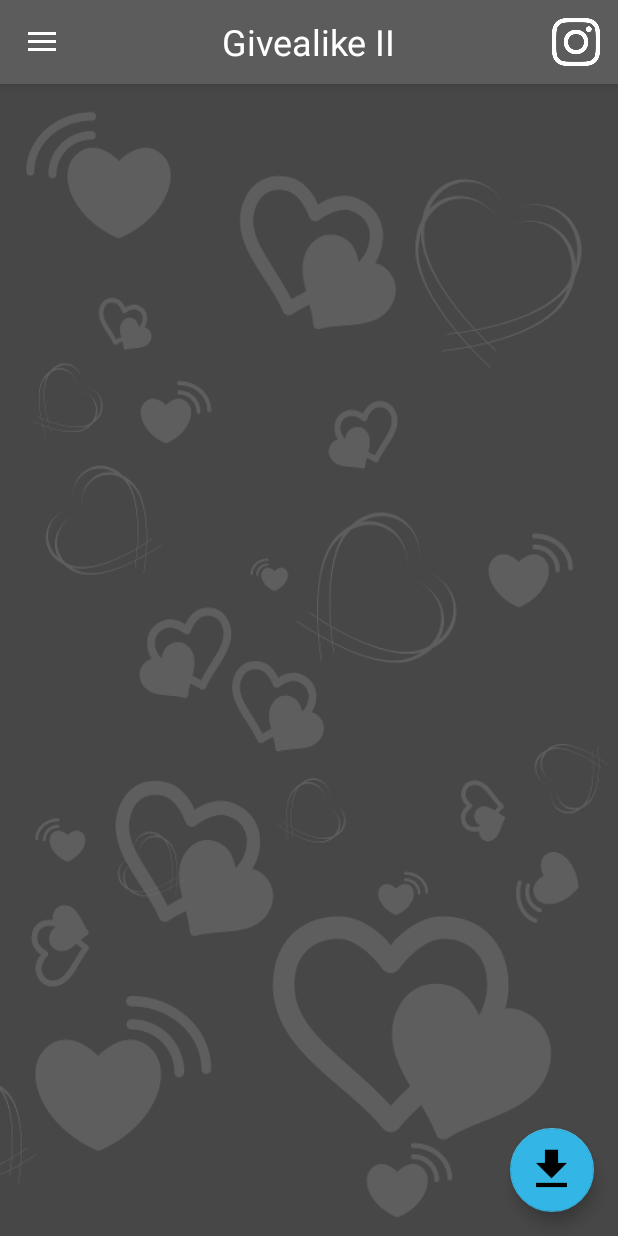
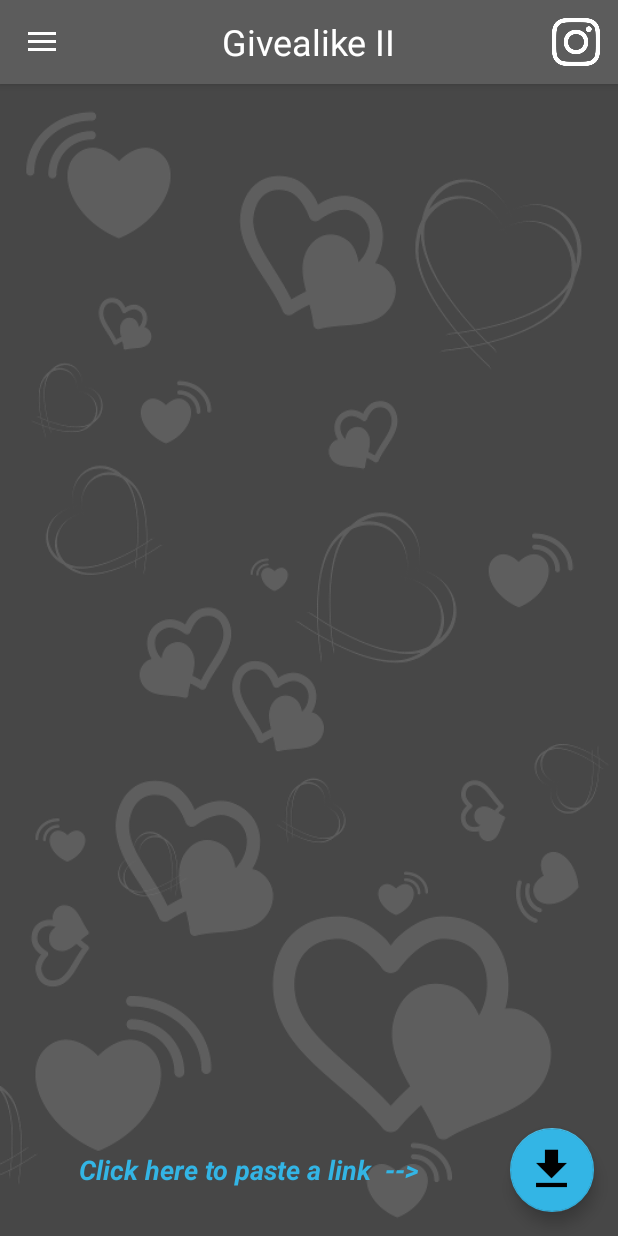
Before and after one commit to agelogeo/Givealike2, an Android app: the MainActivity screen opened directly, with no data from a screen before it, on a phone screen of 412 x 824 dp. Run offline under Robolectric (Android 15) with nearby library versions, the phone set to English and light mode, and no system bars; our stand-ins replace Picasso; pictures from the network do not load; Roboto replaces fonts that are not available here.

Commit message:
Nav bar updating successfully Picasso plugin added

```diff
--- a/app/src/main/java/com/givealike/givealike2/LoginActivity.java
+++ b/app/src/main/java/com/givealike/givealike2/LoginActivity.java
@@ -98,7 +98,10 @@ public class LoginActivity extends AppCompatActivity implements View.OnClickList
         Log.i("account",account.toJson());
         intent.putExtra("name",account.getDisplayName());
         intent.putExtra("email",account.getEmail());
-        intent.putExtra("profile_pic",account.getPhotoUrl().toString());
+        if(account.getPhotoUrl() != null)
+            intent.putExtra("profile_pic",account.getPhotoUrl().toString());
+        else
+            intent.putExtra("profile_pic","");
         startActivity(intent);
     }
 
--- a/app/src/main/java/com/givealike/givealike2/MainActivity.java
+++ b/app/src/main/java/com/givealike/givealike2/MainActivity.java
@@ -79,13 +79,9 @@ public class MainActivity extends AppCompatActivity
         name.setText(getIntent().getStringExtra("name"));
         email.setText(getIntent().getStringExtra("email"));
 
-        Log.i("name",getIntent().getStringExtra("name"));
-        Log.i("email",getIntent().getStringExtra("email"));
         try {
-            Log.i("profile",getIntent().getStringExtra("profile_pic"));
-            Picasso.get().load(getIntent().getStringExtra("profile_pic")).into(profile_pic);
-            /*new DownloadImageTask((ImageView) navigationView.getHeaderView(0).findViewById(R.id.nav_profile_url))
-                    .execute(getIntent().getStringExtra("profile_pic"));*/
+            if(!getIntent().getStringExtra("profile_pic").equals(""))
+                Picasso.get().load(getIntent().getStringExtra("profile_pic")).into(profile_pic);
         }catch (Exception e){
             e.printStackTrace();
         }
--- a/app/src/main/java/com/givealike/givealike2/MainFragment.java
+++ b/app/src/main/java/com/givealike/givealike2/MainFragment.java
@@ -22,6 +22,8 @@ import android.widget.Button;
 import android.widget.ImageView;
 import android.widget.TextView;
 import android.widget.Toast;
+
+import com.squareup.picasso.Picasso;
 
 import org.json.JSONArray;
 import org.json.JSONObject;
@@ -52,7 +54,7 @@ public class MainFragment extends Fragment {
     FloatingActionButton fab;
     ConstraintLayout imageConstraint;
     Button getHashtagsBtn,categoryButton;
-    TextView hashtagsView,customUsername,customLikeView;
+    TextView hashtagsView,customUsername,customLikeView, pasteTextView;
     ImageView customPhotoWallpaper,customProfile;
     String link = "https://www.instagram.com/p/BvAkJnoDwmF/";
     String tag = "",clipboard = "" , hashtags[];
@@ -110,6 +112,7 @@ public class MainFragment extends Fragment {
         customProfile = view.findViewById(R.id.custom_profilePicView);
         customUsername = view.findViewById(R.id.custom_usernameTextView);
         customLikeView = view.findViewById(R.id.customLikeView);
+        pasteTextView = view.findViewById(R.id.pasteTextView);
 
         initializeUI();
 
@@ -192,6 +195,7 @@ public class MainFragment extends Fragment {
         categoryButton.setVisibility(View.VISIBLE);
         getHashtagsBtn.setVisibility(View.VISIBLE);
         hashtagsView.setVisibility(View.GONE);
+        pasteTextView.setVisibility(View.GONE);
         categoryButton.setText("Choose Category");
         getHashtagsBtn.setEnabled(false);
     }
@@ -201,6 +205,8 @@ public class MainFragment extends Fragment {
         categoryButton.setVisibility(View.GONE);
         getHashtagsBtn.setVisibility(View.GONE);
         hashtagsView.setVisibility(View.GONE);
+        pasteTextView.setVisibility(View.VISIBLE);
+
     }
 
     // TODO: Rename method, update argument and hook method into UI event
@@ -310,8 +316,10 @@ public class MainFragment extends Fragment {
                         link = node.getJSONArray("display_resources").getJSONObject(2).getString("src");
                         Log.i("CHILDREN_W_PHOTO_"+(i+1),node.getJSONArray("display_resources").getJSONObject(2).getString("src"));
                     }
-                    ImageDownloader imageTask = new ImageDownloader();
-                    imageTask.execute(link);
+                    Picasso.get().load(link).into(customPhotoWallpaper);
+
+                    /*ImageDownloader imageTask = new ImageDownloader();
+                    imageTask.execute(link);*/
                 }
             }else{
                 if(first_graphql_shortcode_media.has("video_url")){
@@ -321,9 +329,12 @@ public class MainFragment extends Fragment {
                     Log.i("NO_CHILDREN_W_PHOTO",first_graphql_shortcode_media.getJSONArray("display_resources").getJSONObject(2).getString("src"));
                     link = first_graphql_shortcode_media.getJSONArray("display_resources").getJSONObject(2).getString("src");
                 }
-                ImageDownloader imageTask = new ImageDownloader();
-                imageTask.execute(link);
+                Picasso.get().load(link).into(customPhotoWallpaper);
+
+                /*ImageDownloader imageTask = new ImageDownloader();
+                imageTask.execute(link);*/
             }
+            updateViewAfterPaste();
 
         }catch (Exception e){
             Toast.makeText(getContext(),"Error with your link.",Toast.LENGTH_SHORT).show();
--- a/app/src/main/res/layout/fragment_main.xml
+++ b/app/src/main/res/layout/fragment_main.xml
@@ -162,4 +162,19 @@
         app:layout_constraintEnd_toEndOf="parent"
         app:layout_constraintStart_toStartOf="parent"
         app:layout_constraintTop_toBottomOf="@+id/getHashtagsButton" />
+
+    <TextView
+        android:id="@+id/pasteTextView"
+        android:layout_width="wrap_content"
+        android:layout_height="wrap_content"
+        android:layout_marginEnd="8dp"
+        android:layout_marginBottom="32dp"
+        android:text="Click here to paste a link  -->"
+        android:textAlignment="center"
+        android:textColor="@color/colorAccent"
+        android:textSize="18sp"
+        android:textStyle="bold|italic"
+        app:layout_constraintBottom_toBottomOf="parent"
+        app:layout_constraintEnd_toStartOf="@+id/pasteButton"
+        app:layout_constraintStart_toStartOf="parent" />
 </android.support.constraint.ConstraintLayout>
--- a/app/src/main/res/layout/nav_header_main.xml
+++ b/app/src/main/res/layout/nav_header_main.xml
@@ -14,10 +14,11 @@
 
     <ImageView
         android:id="@+id/nav_profile_url"
-        android:layout_width="70dp"
-        android:layout_height="70dp"
+        android:layout_width="80dp"
+        android:layout_height="80dp"
         android:contentDescription="@string/nav_header_desc"
         android:paddingTop="@dimen/nav_header_vertical_spacing"
+        android:scaleType="fitXY"
         app:srcCompat="@mipmap/ic_launcher_round" />
 
     <TextView
```
Also changed, not shown: 1 other file.
